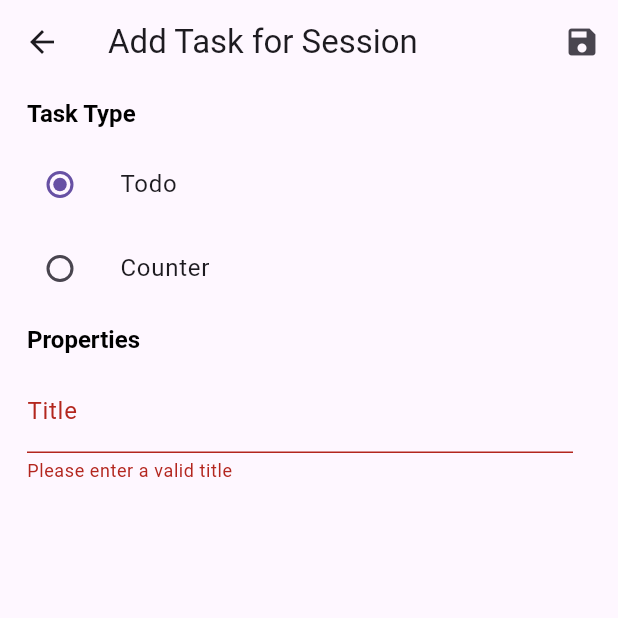
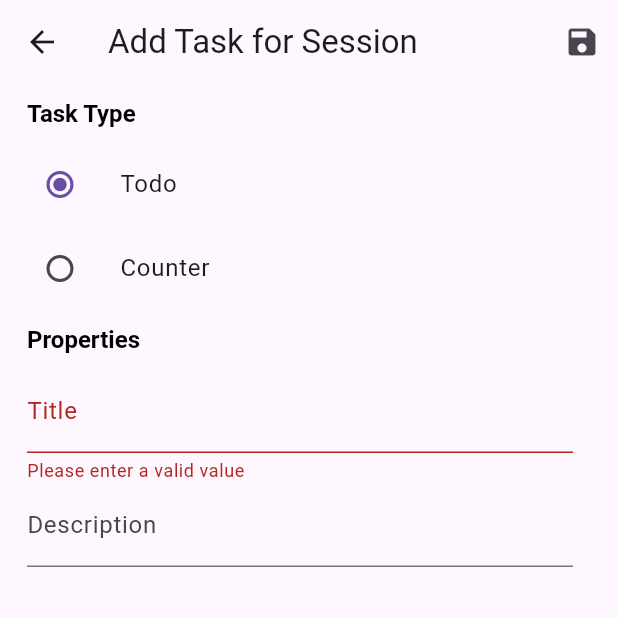
Before and after one commit to awesomedev43/myprocess, a Flutter app: the SessionTaskInputForm screen opened by its route, after a tap on the "save" icon, on a phone screen of 412 x 824 dp, the top half of it. Run offline on Flutter 3.47's test engine with Material 3 defaults, Android fonts, the phone set to English and light mode, and no system bars; our stand-ins replace flutter_hooks, freezed_annotation, hooks_riverpod, riverpod_annotation; generated files the repository leaves out were written again.

Commit message:
Add task completed UI

```diff
--- a/lib/screens/session_task_input_form.dart
+++ b/lib/screens/session_task_input_form.dart
@@ -1,4 +1,5 @@
 import 'package:flutter/material.dart';
+import 'package:flutter/services.dart';
 import 'package:flutter_hooks/flutter_hooks.dart';
 import 'package:hooks_riverpod/hooks_riverpod.dart';
 
@@ -15,7 +16,9 @@ class SessionTaskInputForm extends StatefulHookConsumerWidget {
 class _SessionTaskInputFormState extends ConsumerState<SessionTaskInputForm> {
   late dynamic _taskType;
   final _formKey = GlobalKey<FormState>();
-  final titleTextController = TextEditingController();
+  final _titleTextController = TextEditingController();
+  final _descriptionTextController = TextEditingController();
+  final _incrementController = TextEditingController();
 
   Widget buildSectionTitle(String text) {
     return Padding(
@@ -45,6 +48,50 @@ class _SessionTaskInputFormState extends ConsumerState<SessionTaskInputForm> {
             _taskType.value = value;
           },
         ));
+  }
+
+  Widget buildTextField(String text, TextEditingController titleTextController,
+      String? Function(String?)? validator) {
+    return Padding(
+      padding: const EdgeInsets.only(left: 18.0, right: 30.0),
+      child: TextFormField(
+        validator: validator,
+        controller: titleTextController,
+        decoration: InputDecoration(
+          border: const UnderlineInputBorder(),
+          labelText: text,
+        ),
+      ),
+    );
+  }
+
+  Widget buildCounterIncrementField() {
+    return Padding(
+      padding: const EdgeInsets.only(left: 18.0, right: 30.0),
+      child: TextFormField(
+        validator: nullCheckValidator,
+        controller: _incrementController,
+        keyboardType: TextInputType.number,
+        inputFormatters: <TextInputFormatter>[
+          FilteringTextInputFormatter.digitsOnly
+        ],
+        decoration: const InputDecoration(
+          border: UnderlineInputBorder(),
+          labelText: "Increment",
+        ),
+      ),
+    );
+  }
+
+  String? nullCheckValidator(value) {
+    if (value == null || value.isEmpty) {
+      return 'Please enter a valid value';
+    }
+    return null;
+  }
+
+  String? noOpValidator(value) {
+    return null;
   }
 
   @override
@@ -77,24 +124,12 @@ class _SessionTaskInputFormState extends ConsumerState<SessionTaskInputForm> {
               ],
             ),
             buildSectionTitle("Properties"),
-            Padding(
-              padding: const EdgeInsets.only(left: 18.0, right: 30.0),
-              child: TextFormField(
-                validator: (value) {
-                  if (value == null || value.isEmpty) {
-                    return 'Please enter a valid title';
-                  }
-                  return null;
-                },
-                controller: titleTextController,
-                decoration: const InputDecoration(
-                  border: UnderlineInputBorder(),
-                  labelText: 'Title',
-                ),
-              ),
-            ),
-            if (_taskType.value == TaskType.counter) ...[],
-            if (_taskType.value == TaskType.todo) ...[],
+            buildTextField("Title", _titleTextController, nullCheckValidator),
+            buildTextField(
+                "Description", _descriptionTextController, noOpValidator),
+            if (_taskType.value == TaskType.counter) ...[
+              buildCounterIncrementField()
+            ],
           ],
         )),
       ),
--- a/lib/screens/session_template_form_screen.dart
+++ b/lib/screens/session_template_form_screen.dart
@@ -119,8 +119,8 @@ class _SessionTemplateFormState
       ),
       floatingActionButton: FloatingActionButton(
         onPressed: () {
-          _dialogBuilder(context, tasks);
-          // Navigator.pushNamed(context, "/addtask");
+          // _dialogBuilder(context, tasks);
+          Navigator.pushNamed(context, "/addtask");
         },
         tooltip: "Add Task",
         child: const Icon(Icons.add_box_outlined),
```
